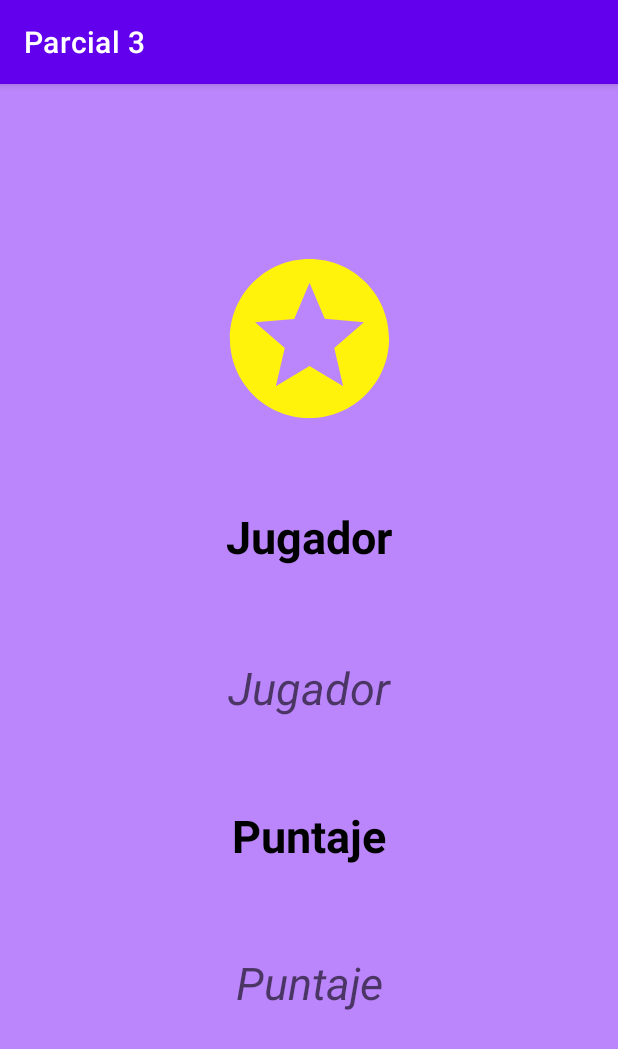
After one commit to MichellMora/Parcial3_si, an Android app: the Puntaje_Jugador screen opened directly, with no data from a screen before it, on a phone screen of 412 x 824 dp. The commit adds this screen. Shown: the top 1049 px of the screen. Run offline under Robolectric (Android 15) with nearby library versions, the phone set to English and light mode, and no system bars; our stand-ins replace Firebase (no records; nobody signed in at launch, a user with empty details on screens opened directly); 1 statement that could not run was skipped.

Commit message:
puntaje del jugador

```diff
--- a/app/src/main/AndroidManifest.xml
+++ b/app/src/main/AndroidManifest.xml
@@ -18,7 +18,8 @@
         android:roundIcon="@mipmap/ic_launcher_round"
         android:supportsRtl="true"
         android:theme="@style/Theme.Parcial3">
-        <activity android:name=".JuegoN3"></activity>
+        <activity android:name=".Puntaje_Jugador"></activity>
+        <activity android:name=".JuegoN3" />
         <activity android:name=".JuegoN2" />
         <activity android:name=".Puntaje_jugadores" />
         <activity android:name=".Juego" />
--- /dev/null
+++ b/app/src/main/java/com/proyecto/parcial3/Puntaje_Jugador.java
@@ -0,0 +1,56 @@
+package com.proyecto.parcial3;
+
+import androidx.appcompat.app.AppCompatActivity;
+
+import android.os.Bundle;
+import android.util.Log;
+import android.widget.TextView;
+
+import com.google.android.gms.tasks.OnSuccessListener;
+import com.google.firebase.firestore.DocumentSnapshot;
+import com.google.firebase.firestore.FirebaseFirestore;
+
+import org.w3c.dom.Text;
+
+public class Puntaje_Jugador extends AppCompatActivity {
+
+    FirebaseFirestore bd;
+    TextView tvJugador, tvPuntaje;
+
+    @Override
+    protected void onCreate(Bundle savedInstanceState) {
+        super.onCreate(savedInstanceState);
+        setContentView(R.layout.activity_puntaje__jugador);
+
+        Bundle bundle = this.getIntent().getExtras();
+        String nombre = bundle.getString("usuario");
+        Log.d("Nombre4",nombre);
+
+        bd = FirebaseFirestore.getInstance();
+
+        tvJugador = findViewById(R.id.tvJugador);
+        tvPuntaje = findViewById(R.id.tvPuntaje);
+
+        basededatos(nombre,tvJugador,tvPuntaje);
+    }
+
+    private void basededatos(String nombre, TextView tvJugador, TextView tvPuntaje) {
+
+        bd.collection("usuarios").document(nombre)
+                .get().addOnSuccessListener(new OnSuccessListener<DocumentSnapshot>() {
+            @Override
+            public void onSuccess(DocumentSnapshot documentSnapshot) {
+
+                String nom = documentSnapshot.getString("Nombre");
+                String puntaje = documentSnapshot.getString("Puntaje");
+                String contraseña = documentSnapshot.getString("Contraseña");
+
+                tvJugador.setText(nom);
+                tvPuntaje.setText(puntaje);
+
+
+            }
+        });
+
+    }
+}
--- /dev/null
+++ b/app/src/main/res/drawable/estrella.xml
@@ -0,0 +1,5 @@
+<vector android:height="24dp" android:tint="#FFF20B"
+    android:viewportHeight="24" android:viewportWidth="24"
+    android:width="24dp" xmlns:android="http://schemas.android.com/apk/res/android">
+    <path android:fillColor="@android:color/white" android:pathData="M11.99,2C6.47,2 2,6.48 2,12s4.47,10 9.99,10C17.52,22 22,17.52 22,12S17.52,2 11.99,2zM16.23,18L12,15.45 7.77,18l1.12,-4.81 -3.73,-3.23 4.92,-0.42L12,5l1.92,4.53 4.92,0.42 -3.73,3.23L16.23,18z"/>
+</vector>
--- /dev/null
+++ b/app/src/main/res/drawable/ic_baseline_stars_24.xml
@@ -0,0 +1,5 @@
+<vector android:height="24dp" android:tint="#FFFFFF"
+    android:viewportHeight="24" android:viewportWidth="24"
+    android:width="24dp" xmlns:android="http://schemas.android.com/apk/res/android">
+    <path android:fillColor="@android:color/white" android:pathData="M11.99,2C6.47,2 2,6.48 2,12s4.47,10 9.99,10C17.52,22 22,17.52 22,12S17.52,2 11.99,2zM16.23,18L12,15.45 7.77,18l1.12,-4.81 -3.73,-3.23 4.92,-0.42L12,5l1.92,4.53 4.92,0.42 -3.73,3.23L16.23,18z"/>
+</vector>
--- /dev/null
+++ b/app/src/main/res/layout/activity_puntaje__jugador.xml
@@ -0,0 +1,81 @@
+<?xml version="1.0" encoding="utf-8"?>
+<androidx.constraintlayout.widget.ConstraintLayout xmlns:android="http://schemas.android.com/apk/res/android"
+    xmlns:app="http://schemas.android.com/apk/res-auto"
+    xmlns:tools="http://schemas.android.com/tools"
+    android:layout_width="match_parent"
+    android:layout_height="match_parent"
+    android:background="@color/purple_200"
+    tools:context=".Puntaje_Jugador">
+
+    <TextView
+        android:id="@+id/tv1"
+        android:layout_width="241dp"
+        android:layout_height="0dp"
+        android:textColor="@color/black"
+        android:layout_marginBottom="14dp"
+        android:gravity="center"
+        android:text="Jugador"
+        android:textSize="30dp"
+        android:textStyle="bold"
+        app:layout_constraintBottom_toTopOf="@+id/tvJugador"
+        app:layout_constraintEnd_toEndOf="parent"
+        app:layout_constraintStart_toStartOf="parent"
+        app:layout_constraintTop_toBottomOf="@+id/imageView" />
+
+    <TextView
+        android:id="@+id/tv2"
+        android:layout_width="241dp"
+        android:layout_height="0dp"
+        android:layout_marginBottom="12dp"
+        android:gravity="center"
+        android:text="Puntaje"
+        android:textSize="30dp"
+        android:textStyle="bold"
+        android:textColor="@color/black"
+        app:layout_constraintBottom_toTopOf="@+id/tvPuntaje"
+        app:layout_constraintEnd_toEndOf="parent"
+        app:layout_constraintStart_toStartOf="parent"
+        app:layout_constraintTop_toBottomOf="@+id/tvJugador" />
+
+    <TextView
+        android:id="@+id/tvJugador"
+        android:layout_width="241dp"
+        android:layout_height="0dp"
+        android:layout_marginBottom="12dp"
+        android:gravity="center"
+        android:hint="Jugador"
+        android:textSize="30dp"
+        android:textColor="@color/black"
+        android:textStyle="normal|italic"
+        app:layout_constraintBottom_toTopOf="@+id/tv2"
+        app:layout_constraintEnd_toEndOf="parent"
+        app:layout_constraintStart_toStartOf="parent"
+        app:layout_constraintTop_toBottomOf="@+id/tv1" />
+
+    <TextView
+        android:id="@+id/tvPuntaje"
+        android:layout_width="241dp"
+        android:layout_height="0dp"
+        android:layout_marginBottom="125dp"
+        android:gravity="center"
+        android:hint="Puntaje"
+        android:textColor="@color/black"
+        android:textSize="30dp"
+        android:textStyle="normal|italic"
+        app:layout_constraintBottom_toBottomOf="parent"
+        app:layout_constraintEnd_toEndOf="parent"
+        app:layout_constraintStart_toStartOf="parent"
+        app:layout_constraintTop_toBottomOf="@+id/tv2" />
+
+    <ImageView
+        android:id="@+id/imageView"
+        android:layout_width="214dp"
+        android:layout_height="127dp"
+        android:layout_marginTop="106dp"
+        android:layout_marginBottom="25dp"
+        app:layout_constraintBottom_toTopOf="@+id/tv1"
+        app:layout_constraintEnd_toEndOf="parent"
+        app:layout_constraintStart_toStartOf="parent"
+        app:layout_constraintTop_toTopOf="parent"
+        app:srcCompat="@drawable/estrella" />
+</androidx.constraintlayout.widget.ConstraintLayout>
--- /dev/null
+++ b/app/src/main/res/values-w820dp/dimens.xml
@@ -0,0 +1,6 @@
+<resources>
+    <!-- Example customization of dimensions originally defined in res/values/dimens.xml
+         (such as screen margins) for screens with more than 820dp of available width. This
+         would include 7" and 10" devices in landscape (~960dp and ~1280dp respectively). -->
+    <dimen name="activity_horizontal_margin">64dp</dimen>
+</resources>
--- a/app/src/main/res/values/dimens.xml
+++ b/app/src/main/res/values/dimens.xml
@@ -1,3 +1,8 @@
 <resources>
     <dimen name="fab_margin">16dp</dimen>
+    <!-- Default screen margins, per the Android Design guidelines. -->
+    <dimen name="activity_horizontal_margin">16dp</dimen>
+    <dimen name="activity_vertical_margin">16dp</dimen>
+    <dimen name="appbar_padding">16dp</dimen>
+    <dimen name="appbar_padding_top">8dp</dimen>
 </resources>
--- a/app/src/main/res/values/strings.xml
+++ b/app/src/main/res/values/strings.xml
@@ -11,4 +11,7 @@
 
     <string name="hello_first_fragment">Hello first fragment</string>
     <string name="hello_second_fragment">Hello second fragment. Arg: %1$s</string>
+    <string name="title_activity_puntajes">Puntajes</string>
+    <string name="Puntaje">Puntaje</string>
+    <string name="Tabla">Tabla</string>
 </resources>
```
Also changed, not shown: app/src/main/java/com/proyecto/parcial3/Juego.java (+43 -25 lines), app/src/main/java/com/proyecto/parcial3/JuegoN2.java (+17 -1 lines), app/src/main/java/com/proyecto/parcial3/JuegoN3.java (+18 -3 lines), app/src/main/res/menu/menu.xml (+7 -0 lines).
